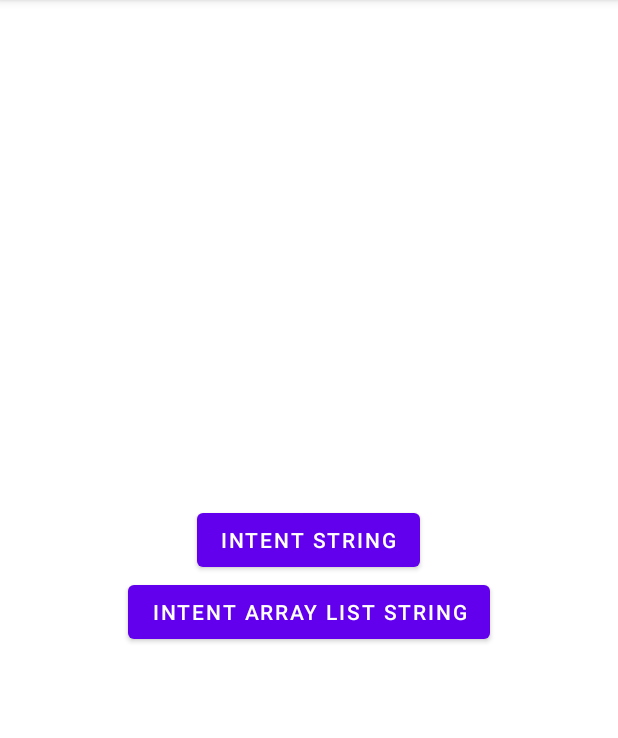
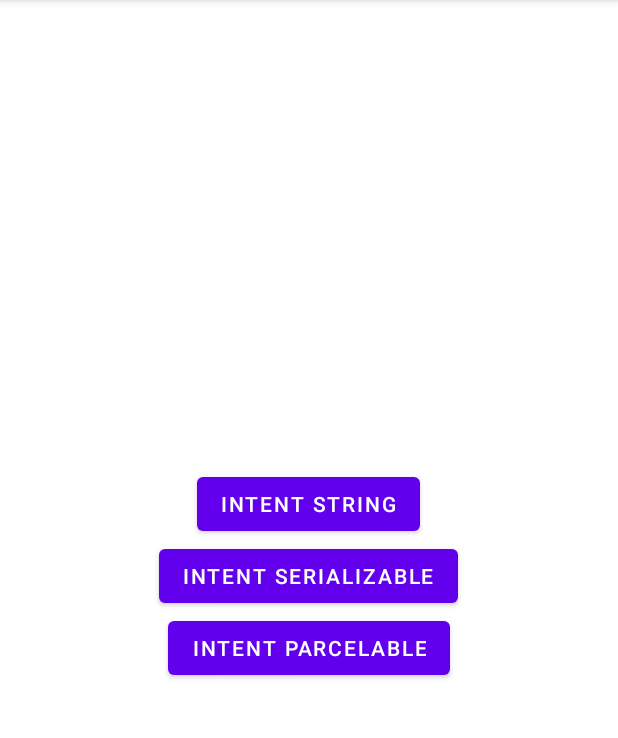
Before and after one commit to phamtanphat/Todolist12102022, an Android app: the screen it shows after launch (MainActivity), on a phone screen of 412 x 824 dp, the part 84-822 px from its top. Run offline under Robolectric (Android 15) with nearby library versions, the phone set to English and light mode, and no system bars.

Commit message:
add parcel to object

```diff
--- a/app/src/main/java/com/example/todolist12102022/MainActivity.java
+++ b/app/src/main/java/com/example/todolist12102022/MainActivity.java
@@ -4,7 +4,6 @@ import androidx.appcompat.app.AppCompatActivity;
 
 import android.content.Intent;
 import android.os.Bundle;
-import android.os.Parcelable;
 import android.view.View;
 import android.widget.Button;
 
@@ -14,14 +13,15 @@ import java.util.List;
 
 public class MainActivity extends AppCompatActivity {
 
-    Button btnIntentString, btnIntentArrayListString;
+    Button btnIntentString, btnIntentSerializable, btnIntentParcelable;
     @Override
     protected void onCreate(Bundle savedInstanceState) {
         super.onCreate(savedInstanceState);
         setContentView(R.layout.activity_main);
 
         btnIntentString = findViewById(R.id.button_intent_string);
-        btnIntentArrayListString = findViewById(R.id.button_intent_array_list_string);
+        btnIntentSerializable = findViewById(R.id.button_intent_serializable);
+        btnIntentParcelable = findViewById(R.id.button_intent_parcelable);
 
         btnIntentString.setOnClickListener(new View.OnClickListener() {
             @Override
@@ -33,7 +33,7 @@ public class MainActivity extends AppCompatActivity {
             }
         });
 
-        btnIntentArrayListString.setOnClickListener(new View.OnClickListener() {
+        btnIntentSerializable.setOnClickListener(new View.OnClickListener() {
             @Override
             public void onClick(View view) {
                 List<String> arrList = new ArrayList<>();
@@ -45,5 +45,15 @@ public class MainActivity extends AppCompatActivity {
                 startActivity(intent);
             }
         });
+
+        btnIntentParcelable.setOnClickListener(new View.OnClickListener() {
+            @Override
+            public void onClick(View view) {
+                Person person = new Person("Teo", "5");
+                Intent intent = new Intent(MainActivity.this, InsertActivity.class);
+                intent.putExtra("person", person);
+                startActivity(intent);
+            }
+        });
     }
 }
--- a/app/src/main/res/layout/activity_main.xml
+++ b/app/src/main/res/layout/activity_main.xml
@@ -15,8 +15,14 @@
         android:text="Intent String" />
 
     <Button
-        android:id="@+id/button_intent_array_list_string"
+        android:id="@+id/button_intent_serializable"
         android:layout_width="wrap_content"
         android:layout_height="wrap_content"
-        android:text="Intent Array List String" />
+        android:text="Intent Serializable" />
+
+    <Button
+        android:id="@+id/button_intent_parcelable"
+        android:layout_width="wrap_content"
+        android:layout_height="wrap_content"
+        android:text="Intent Parcelable" />
 </LinearLayout>
```
Also changed, not shown: app/src/main/java/com/example/todolist12102022/Person.java (added, +45 -0 lines).
